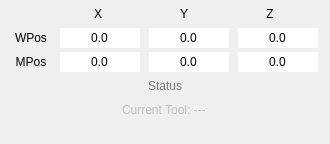
Qt form View/StateForm.ui (octronic-uk/Candle) before a commit.
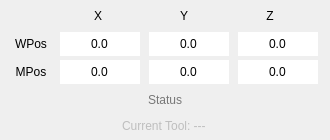
The same form after that commit.

What changed in the file:
```diff
--- a/View/StateForm.ui
+++ b/View/StateForm.ui
@@ -10,11 +10,11 @@
     <x>0</x>
     <y>0</y>
     <width>330</width>
-    <height>144</height>
+    <height>140</height>
    </rect>
   </property>
   <property name="sizePolicy">
-   <sizepolicy hsizetype="Minimum" vsizetype="Minimum">
+   <sizepolicy hsizetype="Fixed" vsizetype="Minimum">
     <horstretch>0</horstretch>
     <verstretch>0</verstretch>
    </sizepolicy>
@@ -618,19 +618,6 @@
        </property>
       </widget>
      </item>
-     <item>
-      <spacer name="verticalSpacer">
-       <property name="orientation">
-        <enum>Qt::Vertical</enum>
-       </property>
-       <property name="sizeHint" stdset="0">
-        <size>
-         <width>20</width>
-         <height>40</height>
-        </size>
-       </property>
-      </spacer>
-     </item>
     </layout>
    </item>
   </layout>
```
